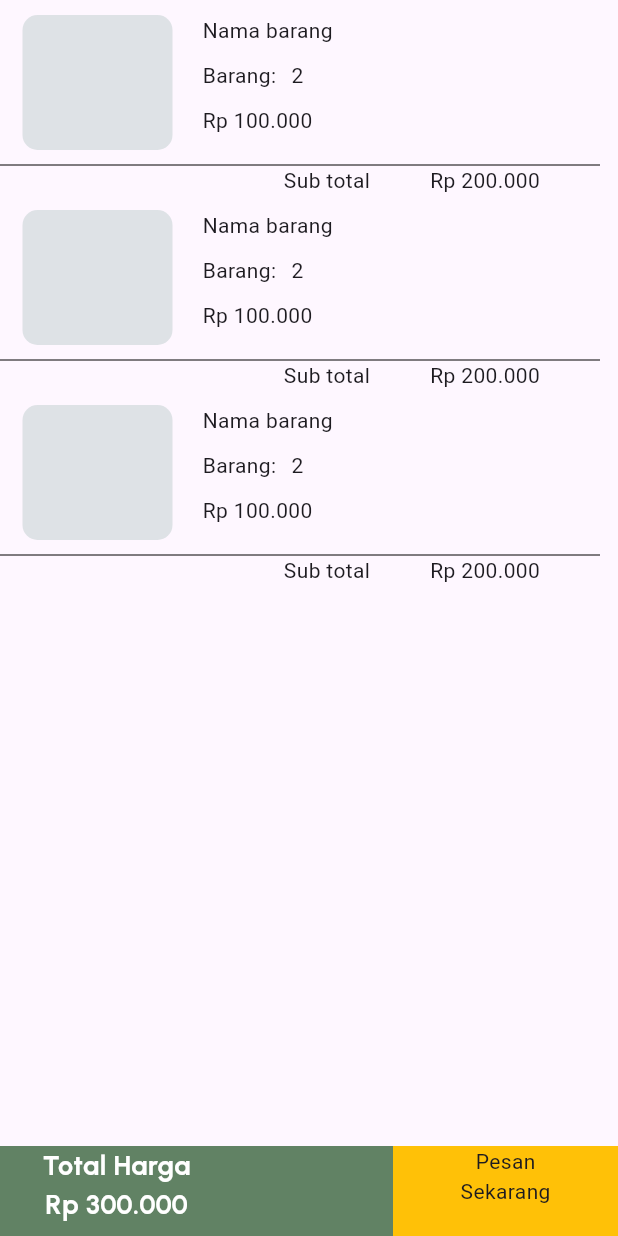
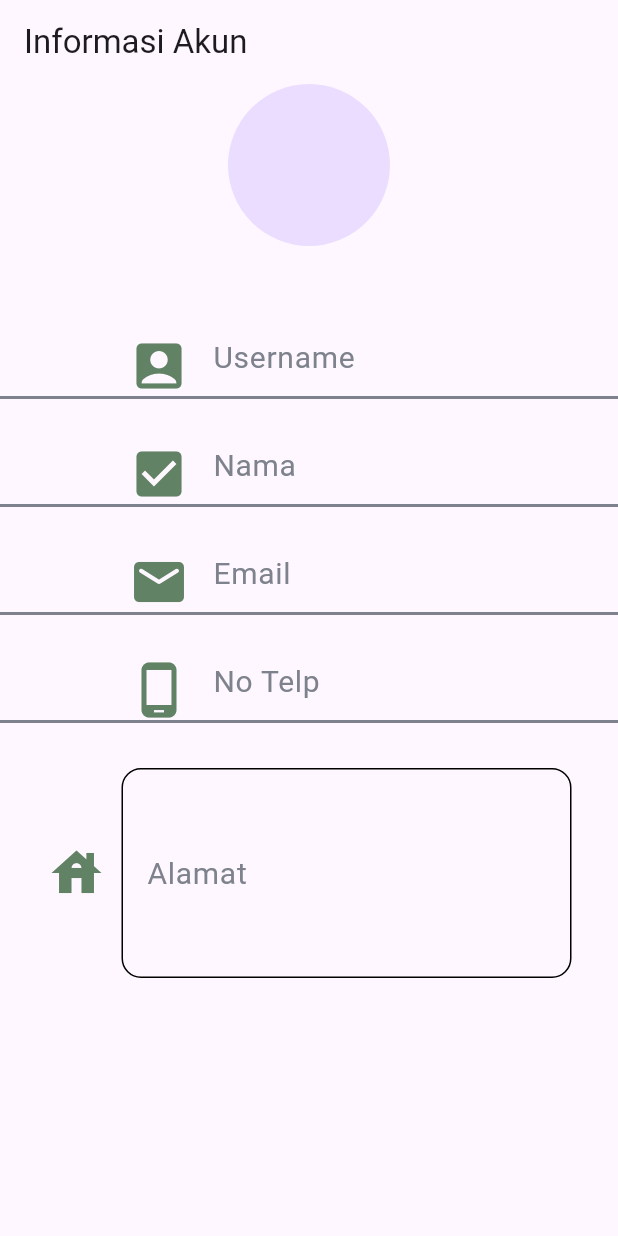
Before and after one commit to syamadanisyah/Petaniku-sem-4, a Flutter app: the screen it shows after launch, on a phone screen of 412 x 824 dp. Run offline on Flutter 3.47's test engine with Material 3 defaults, Android fonts, the phone set to English and light mode, and no system bars; our stand-ins replace carousel_slider, cloud_firestore, firebase_core, google_fonts, persistent_bottom_nav_bar and 1 more; missing offline and left inert: dart:ffi; accounts and stored records are empty.

Commit message:
selesai front end fitur utana

```diff
--- a/lib/main.dart
+++ b/lib/main.dart
@@ -1,3 +1,4 @@
+import 'package:firebase_core/firebase_core.dart';
 import 'package:flutter/material.dart';
 import 'package:petaniku2/Barang/test_asset_barang.dart';
 import 'package:petaniku2/Dashboard/test_asset_dashboard.dart';
@@ -6,6 +7,7 @@ import 'package:petaniku2/Lupa_Sandi/OTP.dart';
 import 'package:petaniku2/Lupa_Sandi/test_assest_lp.dart';
 import 'package:petaniku2/SplashScreen/SplashScreen.dart';
 import 'package:petaniku2/design_asset_login/test_asset_login.dart';
+import 'package:petaniku2/page/CRUD/CRUD.dart';
 import 'package:petaniku2/page/Lupa_password/design_OTP.dart';
 import 'package:petaniku2/page/design_barang.dart';
 import 'package:petaniku2/page/design_dashboard.dart';
@@ -16,12 +18,18 @@ import 'package:petaniku2/page/design_login.dart';
 import 'package:petaniku2/page/Lupa_password/design_lupa_password.dart';
 import 'package:petaniku2/page/Lupa_password/design_verifikasi_sandi.dart';
 import 'package:petaniku2/page/design_produk.dart';
+import 'package:petaniku2/page/design_profile_view.dart';
 import 'package:petaniku2/page/design_unit_kategori.dart';
 import 'package:petaniku2/page/navbar.dart';
 import 'package:petaniku2/produk/test_asset_produk.dart';
 import 'package:petaniku2/search/search.dart';
+import 'package:petaniku2/firebase_options.dart';
 
-void main() {
+void main() async{
+WidgetsFlutterBinding.ensureInitialized();
+  await Firebase.initializeApp(
+    options: DefaultFirebaseOptions.currentPlatform,
+  );
   runApp(const MyApp());
 }
 
@@ -36,7 +44,7 @@ class MyApp extends StatelessWidget {
       // home: test_asset_login(),
 initialRoute: '/',
 routes: {
-  '/':(context) => keranjang_transactionState()
+  '/':(context) => design_profile_view()
 },
 
 
--- /dev/null
+++ b/lib/page/design_profile_view.dart
@@ -0,0 +1,213 @@
+import 'package:flutter/material.dart';
+import 'package:petaniku2/warna/warna.dart';
+
+class design_profile_view extends StatefulWidget {
+  const design_profile_view({super.key});
+
+  @override
+  State<design_profile_view> createState() => _design_profile_viewState();
+}
+
+class _design_profile_viewState extends State<design_profile_view> {
+  @override
+  Widget build(BuildContext context) {
+    return Scaffold(
+      appBar: AppBar(
+        title: Container(
+          child: Text("Informasi Akun"),
+        ),
+      ),
+      body: SingleChildScrollView(
+        child: Container(
+          child: Column(
+            children: [
+            Container(
+              child: CircleAvatar(
+                radius: 54,
+
+              ),
+            ),
+            SizedBox(height: 60,
+            ),
+
+
+            Row(
+              mainAxisAlignment: MainAxisAlignment.center,
+              children: [
+                Container(
+                  child: Icon(
+                    Icons.account_box,color: warna.hijau,size: 40,
+                    ),
+                    ),
+                    Container(
+                     // color: Colors.amber,
+                      height: 40,
+                      width: 200,
+                      child: TextField(
+
+                        decoration: InputDecoration(
+                          hintText: "Username",
+                          hintStyle:  TextStyle(fontSize: 20,color: warna.warna_Lupa_password),
+                          border: OutlineInputBorder(
+                            borderSide: BorderSide.none,
+                            borderRadius: BorderRadius.circular(10),
+                          ),
+                        ),
+                      ),
+                    ),
+              ],
+             ),
+               Container(
+                color: warna.warna_Lupa_password,
+                height: 2,
+                //width: 200,
+               ),
+               SizedBox(height: 30,),
+            Row(
+              mainAxisAlignment: MainAxisAlignment.center,
+              children: [
+                Container(
+                  child: Icon(
+                    Icons.check_box,color: warna.hijau,size: 40,
+                    ),
+                    ),
+                    Container(
+                     // color: Colors.amber,
+                      height: 40,
+                      width: 200,
+                      child: TextField(
+
+                        decoration: InputDecoration(
+                          hintText: "Nama",
+                          hintStyle:  TextStyle(fontSize: 20,color: warna.warna_Lupa_password),
+                          border: OutlineInputBorder(
+                            borderSide: BorderSide.none,
+                            borderRadius: BorderRadius.circular(10),
+                          ),
+                        ),
+                      ),
+                    ),
+              ],
+             ),
+               Container(
+                color: warna.warna_Lupa_password,
+                height: 2,
+                //width: 200,
+               ),
+               SizedBox(height: 30,),
+
+             Row(
+              mainAxisAlignment: MainAxisAlignment.center,
+              children: [
+                Container(
+                  child: Icon(
+                    Icons.email_rounded,color: warna.hijau,size: 40,
+                    ),
+                    ),
+
+
+                    Container(
+                     //color: Colors.amber,
+                      height: 40,
+                      width: 200,
+                      child: TextField(
+                        decoration: InputDecoration(
+                          hintText: "Email",
+                          hintStyle:  TextStyle(fontSize: 20,color: warna.warna_Lupa_password),
+                          border: OutlineInputBorder(
+                            borderSide: BorderSide.none,
+                            borderRadius: BorderRadius.circular(10),
+                          ),
+                        ),
+                      ),
+                    ),
+              ],
+             ),
+               Container(
+                color: warna.warna_Lupa_password,
+                height: 2,
+               // width: 200,
+               ),
+               SizedBox(
+                height: 30,
+               ),
+             Row(
+              mainAxisAlignment: MainAxisAlignment.center,
+              children: [
+                Container(
+                  child: Icon(
+                    Icons.phone_android_outlined,color: warna.hijau,size: 40,
+                    ),
+                    ),
+                    Container(
+                     // color: Colors.amber,
+                      height: 40,
+                      width: 200,
+                      child: TextField(
+                        decoration: InputDecoration(
+                          hintText: "No Telp",
+                          hintStyle:  TextStyle(fontSize: 20,color: warna.warna_Lupa_password),
+                          border: OutlineInputBorder(
+                            borderSide: BorderSide.none,
+                            borderRadius: BorderRadius.circular(10),
+                          ),
+                        ),
+                      ),
+                    ),
+              ],
+             ),
+               Container(
+                color: warna.warna_Lupa_password,
+                height: 2,
+               // width: 200,
+               ),
+
+               SizedBox(height: 30,),
+
+             Row(
+              mainAxisAlignment: MainAxisAlignment.center,
+              children: [
+                Container(
+                  child: Icon(
+                    Icons.house,color: warna.hijau,size: 40,
+                    ),
+                    ),
+                    SizedBox(width: 10,),
+                    Container(
+                     // color: Colors.amber,
+                     alignment: Alignment.centerLeft,
+                      height: 140,
+                      width: 300,
+                      decoration: BoxDecoration(
+                        border: Border.all(),
+                        borderRadius: BorderRadius.circular(13)
+                      ),
+                      child:TextField(
+                       maxLines: null,
+                       keyboardType: TextInputType.multiline,
+                        decoration: InputDecoration(
+                          hintText: "Alamat",
+                          hintStyle:  TextStyle(fontSize: 20,color: warna.warna_Lupa_password),
+                          border: OutlineInputBorder(
+                            borderSide: BorderSide.none,
+                            borderRadius: BorderRadius.circular(10),
+                          ),
+                        ),
+                      ),
+                    ),
+              ],
+             ),
+              /* Container(
+                color: warna.warna_Lupa_password,
+                height: 2,
+               // width: 200,
+               ),*/
+
+
+            ],
+          ),
+        ),
+      ),
+    );
+  }
+}
```
Also changed, not shown: lib/page/CRUD/CRUD.dart (added, +173 -0 lines), lib/page/CRUD/ModelKontak.dart (added, +16 -0 lines), lib/page/CRUD/controller_crud.dart (added, +26 -0 lines), lib/page/design_setting_profile.dart (added, +24 -0 lines), pubspec.yaml (+7 -0 lines), lib/firebase_options.dart (added), pubspec.lock, 9 other files.
